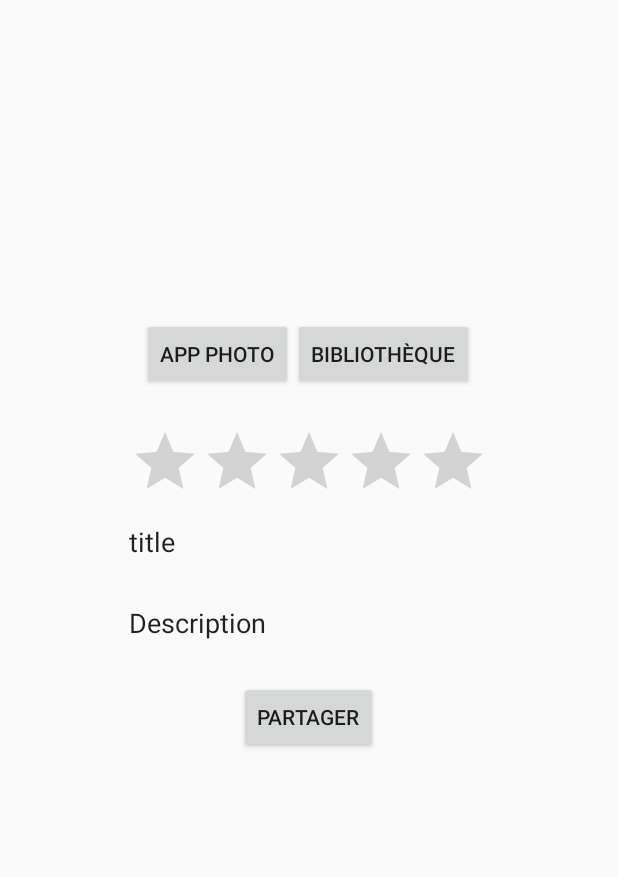
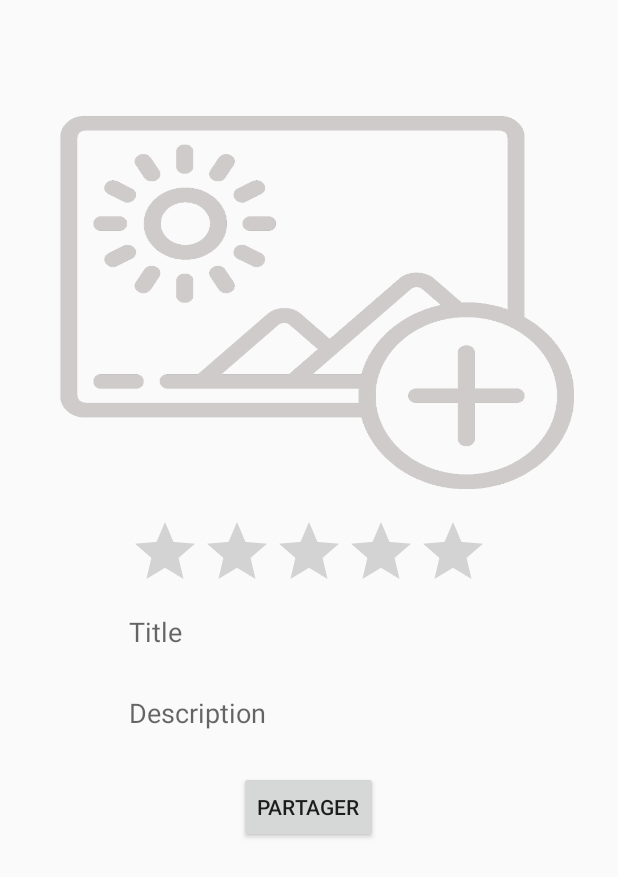
Before and after one commit to WildCodeSchool/toulouse-0218-java-rateeverything, an Android app: the AddPhotoActivity screen opened directly, with no data from a screen before it, on a phone screen of 412 x 824 dp. Shown: the top 877 px of the screen. Run offline under Robolectric (Android 15) with nearby library versions, the phone set to English and light mode, and no system bars; our stand-ins replace Firebase (no records; nobody signed in at launch, a user with empty details on screens opened directly).

Commit message:
Modif Add Photo Activity

```diff
--- a/app/src/main/res/layout/activity_add_photo.xml
+++ b/app/src/main/res/layout/activity_add_photo.xml
@@ -1,51 +1,26 @@
 <?xml version="1.0" encoding="utf-8"?>
-<LinearLayout xmlns:android="http://schemas.android.com/apk/res/android"
+<ScrollView
+    xmlns:android="http://schemas.android.com/apk/res/android"
     xmlns:app="http://schemas.android.com/apk/res-auto"
     xmlns:tools="http://schemas.android.com/tools"
     android:layout_width="match_parent"
-    android:layout_height="match_parent"
+    android:layout_height="wrap_content">
+<LinearLayout
+    android:layout_width="match_parent"
+    android:layout_height="wrap_content"
     tools:context="fr.wildcodeschool.rateeverything.AddPhotoActivity"
     android:orientation="vertical"
     android:layout_gravity="center">
 
-    <ImageView
+    <ImageButton
         android:id="@+id/iv_photo"
-        android:layout_width="258dp"
-        android:layout_height="188dp"
-        android:layout_marginEnd="8dp"
-        android:layout_marginStart="8dp"
-        android:layout_marginTop="8dp"
-        app:layout_constraintEnd_toEndOf="parent"
-        app:layout_constraintStart_toStartOf="parent"
-        app:layout_constraintTop_toTopOf="parent"
-        app:srcCompat="@drawable/ic_launcher_background"
-        android:layout_gravity="center"/>
-
-    <LinearLayout
-        android:layout_width="250dp"
-        android:layout_height="wrap_content"
-        android:orientation="horizontal"
-        android:gravity="center"
+        android:layout_width="353dp"
+        android:layout_height="306dp"
         android:layout_gravity="center"
-        android:layout_margin="16dp">
-
-    <Button
-        android:id="@+id/button_add_photo"
-        android:layout_width="wrap_content"
-        android:layout_height="wrap_content"
-        android:text="@string/app_photo"
-        />
-
-    <Button
-        android:id="@+id/button_add_gallery"
-        android:layout_width="wrap_content"
-        android:layout_height="wrap_content"
-        android:text="@string/biblioth_que"
-        />
-
-    </LinearLayout>
-
-
+        android:layout_marginTop="20dp"
+        android:layout_marginBottom="10dp"
+        android:background="@drawable/add_image"
+        android:contentDescription="@string/photo_de_ton_objet" />
 
     <RatingBar
         android:id="@+id/rating_bar_first_note"
@@ -65,35 +40,34 @@
         android:id="@+id/et_title_img"
         android:layout_width="240dp"
         android:layout_height="30dp"
+        android:layout_gravity="center"
         android:layout_marginEnd="8dp"
         android:layout_marginStart="8dp"
         android:layout_marginTop="8dp"
         android:background="@null"
-        android:text="title"
+        android:hint="@string/title"
         app:layout_constraintEnd_toEndOf="parent"
         app:layout_constraintStart_toStartOf="parent"
-        app:layout_constraintTop_toBottomOf="@+id/rating_bar_first_note"
-        android:layout_gravity="center"/>
+        app:layout_constraintTop_toBottomOf="@+id/rating_bar_first_note" />
 
     <EditText
         android:id="@+id/et_description_img"
         android:layout_width="240dp"
         android:layout_height="62dp"
+        android:layout_gravity="center"
         android:layout_marginEnd="8dp"
         android:layout_marginStart="8dp"
         android:layout_marginTop="8dp"
         android:background="@null"
-        android:text="@string/description"
+        android:hint="@string/description"
         app:layout_constraintEnd_toEndOf="parent"
         app:layout_constraintStart_toStartOf="parent"
-        app:layout_constraintTop_toBottomOf="@+id/rating_bar_first_note"
-        android:layout_gravity="center"/>
+        app:layout_constraintTop_toBottomOf="@+id/rating_bar_first_note" />
 
 
 
     <Button
         android:id="@+id/button_share_img"
-        android:onClick="shareImageButton"
         android:layout_width="wrap_content"
         android:layout_height="wrap_content"
         android:layout_marginEnd="8dp"
@@ -103,3 +77,4 @@
         android:layout_gravity="center"/>
 
 </LinearLayout>
+</ScrollView>
--- a/app/src/main/res/values/strings.xml
+++ b/app/src/main/res/values/strings.xml
@@ -47,7 +47,6 @@
     <string name="partager">Partager</string>
     <string name="app_photo">App Photo</string>
     <string name="description_photo">Description photo</string>
-    <string name="description">Description</string>
     <string name="fillFields">Please fill all fields !</string>
     <string name="bothValues">Enter both values</string>
     <string name="incorrectUserPassword">Incorrect username or password</string>
@@ -82,5 +81,8 @@
     <string name="votre_note_est_modif">Votre note a été modifé</string>
     <string name="votre_note_est_prise_en_compte">votre note a été prise en compte</string>
     <string name="RateEverything">Rate Everything</string>
+    <string name="description">Description</string>
+    <string name="title">Title</string>
+    <string name="photo_de_ton_objet">Photo de ton objet</string>
 
 </resources>
```
Also changed, not shown: app/src/main/java/fr/wildcodeschool/rateeverything/AddPhotoActivity.java (+51 -13 lines), app/src/main/res/drawable-hdpi/add_image.png (added), app/src/main/res/drawable-ldpi/add_image.png (added), app/src/main/res/drawable-mdpi/add_image.png (added).
